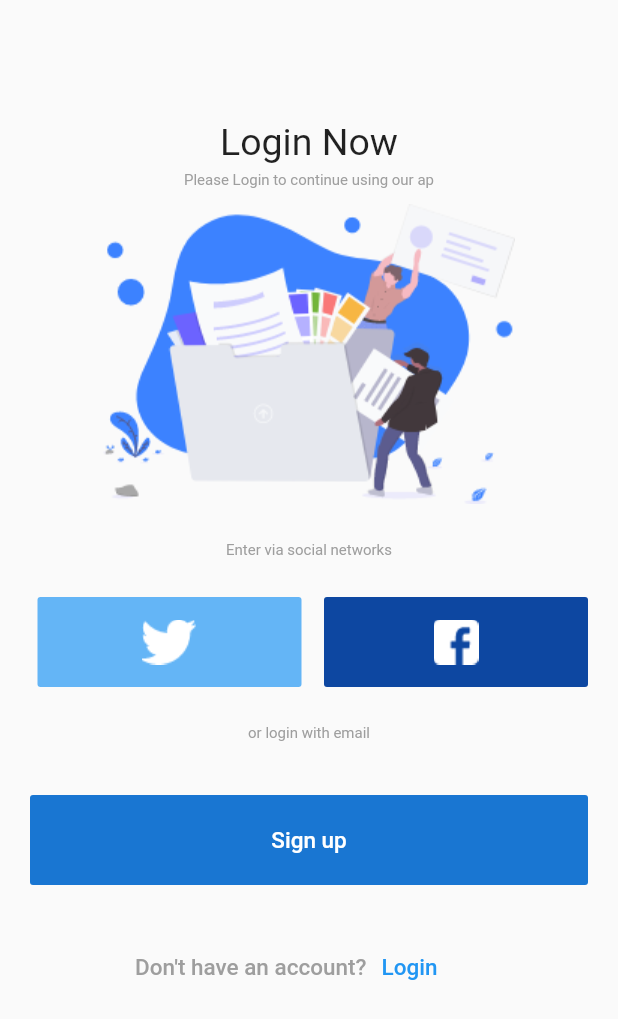
After one commit to tesddev/LoginAndSignupApp, a Flutter app: the screen it shows after launch, after a tap on "Login", on a phone screen of 412 x 824 dp. The commit adds this screen. Shown: the top 1019 px of the screen. Run offline on Flutter 3.47's test engine with Material 2 defaults, Android fonts, the phone set to English and light mode, and no system bars.

Commit message:
linked login page to welcome page

```diff
--- a/lib/main.dart
+++ b/lib/main.dart
@@ -1,146 +1,10 @@
 import 'package:flutter/material.dart';
-
-void main() {
-  runApp(MaterialApp(
-    home: WelcomeScreen(),
-  ));
-}
-
-class WelcomeScreen extends StatelessWidget {
-  @override
-  Widget build(BuildContext context) {
-    return Scaffold(
-      body: Padding(
-        padding: EdgeInsets.fromLTRB(10.0, 80.0, 10.0, 0.0),
-        child: Column(
-          children: <Widget>[
-            Text(
-              'Welcome',
-              style: TextStyle(fontSize: 25.0, fontWeight: FontWeight.normal),
-            ),
-            SizedBox(
-              height: 5.0,
-            ),
-            Text(
-              'Please Login or sign up to continue using our app',
-              style: TextStyle(
-                  fontSize: 10.0,
-                  color: Colors.grey,
-                  fontWeight: FontWeight.normal),
-            ),
-            SizedBox(
-              height: 10.0,
-            ),
-            Center(
-              child: Image(
-                image: AssetImage('assets/homepagePicture.png'),
-                height: 200,
-              ),
-            ),
-            SizedBox(
-              height: 25.0,
-            ),
-            Text(
-              'Enter via social networks',
-              style: TextStyle(
-                  fontSize: 10.0,
-                  color: Colors.grey,
-                  fontWeight: FontWeight.normal),
-            ),
-            SizedBox(
-              height: 15.0,
-            ),
-            Row(
-              children: <Widget>[
-                Expanded(
-                  child: Container(
-                    padding: EdgeInsets.fromLTRB(15, 0.0, 5.0, 0.0),
-                    height: 60.0,
-                    child: FlatButton(
-                      onPressed: () {},
-                      padding: EdgeInsets.all(10.0),
-                      color: Colors.blue[300],
-                      textColor: Colors.white,
-                      child: Image.asset('assets/twitter_icon.png'),
-                    ),
-                  ),
-                ),
-                Expanded(
-                  child: Container(
-                    margin: EdgeInsets.all(10),
-                    height: 60.0,
-                    child: FlatButton(
-                      onPressed: () {},
-                      padding: EdgeInsets.all(10.0),
-                      color: Colors.blue[900],
-                      textColor: Colors.white,
-                      child: Image.asset('assets/facebook_icon.png'),
-                    ),
-                  ),
-                ),
-              ],
-            ),
-            SizedBox(
-              height: 15.0,
-            ),
-            Text(
-              'or login with email',
-              style: TextStyle(
-                  fontSize: 10.0,
-                  color: Colors.grey,
-                  fontWeight: FontWeight.normal),
-            ),
-            SizedBox(
-              height: 25.0,
-            ),
-            Row(
-              children: [
-                Expanded(
-                  child: Container(
-                    margin: EdgeInsets.all(10),
-                    height: 60.0,
-                    child: FlatButton(
-                      onPressed: () {},
-                      padding: EdgeInsets.all(10.0),
-                      color: Colors.blue[700],
-                      textColor: Colors.white,
-                      child: Text("Sign up", style: TextStyle(fontSize: 15)),
-                    ),
-                  ),
-                ),
-              ],
-            ),
-            SizedBox(
-              height: 10.0,
-            ),
-            Row(
-              children: [
-                Container(
-                  margin: EdgeInsets.all(10),
-                  height: 50.0,
-                  child: FlatButton(
-                    onPressed: () {},
-                    padding: EdgeInsets.fromLTRB(70.0, 0.0, 0.0, 0.0),
-                    textColor: Colors.grey,
-                    child: Text("Don't have an account?", style: TextStyle(fontSize: 15)),
-                  ),
-                ),
-                Container(
-                  height: 50.0,
-                  child: FlatButton(
-                    onPressed: () {
-                      Navigator.pushNamed(context, '/login');
-                    },
-                    padding: EdgeInsets.fromLTRB(0.0, 0.0, 60.0, 0.0),
-                    textColor: Colors.blue,
-                    child: Text("Login", style: TextStyle(fontSize: 15)),
-                  ),
-                ),
-              ],
-            ),
-          ],
-        ),
-      ),
-    );
-  }
-}
+import 'pages/welcomeScreen.dart';
+import 'pages/login.dart';
+void main() => runApp(MaterialApp(
+  initialRoute: '/',
+  routes: {
+    '/': (context) => WelcomeScreen(),
+    '/login': (context) => LoginPage(),
+  },
+));
--- /dev/null
+++ b/lib/pages/login.dart
@@ -0,0 +1,143 @@
+import 'package:flutter/material.dart';
+
+class LoginPage extends StatelessWidget {
+  const LoginPage({Key? key}) : super(key: key);
+
+  @override
+  Widget build(BuildContext context) {
+    return Scaffold(
+      body: Padding(
+        padding: EdgeInsets.fromLTRB(10.0, 80.0, 10.0, 0.0),
+        child: Column(
+          children: <Widget>[
+            Text(
+              'Login Now',
+              style: TextStyle(fontSize: 25.0, fontWeight: FontWeight.normal),
+            ),
+            SizedBox(
+            height: 5.0,
+            ),
+            Text(
+            'Please Login to continue using our ap',
+            style: TextStyle(
+            fontSize: 10.0,
+            color: Colors.grey,
+            fontWeight: FontWeight.normal),
+          ),
+            SizedBox(
+            height: 10.0,
+          ),
+            Center(
+            child: Image(
+              image: AssetImage('assets/homepagePicture.png'),
+              height: 200,
+              ),
+          ),
+            SizedBox(
+            height: 25.0,
+          ),
+            Text(
+            'Enter via social networks',
+            style: TextStyle(
+              fontSize: 10.0,
+              color: Colors.grey,
+              fontWeight: FontWeight.normal),
+          ),
+            SizedBox(
+            height: 15.0,
+          ),
+            Row(
+              children: <Widget>[
+                Expanded(
+                  child: Container(
+                    padding: EdgeInsets.fromLTRB(15, 0.0, 5.0, 0.0),
+                    height: 60.0,
+                    child: FlatButton(
+                      onPressed: () {},
+                      padding: EdgeInsets.all(10.0),
+                      color: Colors.blue[300],
+                      textColor: Colors.white,
+                      child: Image.asset('assets/twitter_icon.png'),
+                    ),
+                  ),
+                ),
+                  Expanded(
+                  child: Container(
+                    margin: EdgeInsets.all(10),
+                    height: 60.0,
+                    child: FlatButton(
+                      onPressed: () {},
+                      padding: EdgeInsets.all(10.0),
+                      color: Colors.blue[900],
+                      textColor: Colors.white,
+                      child: Image.asset('assets/facebook_icon.png'),
+                    ),
+                  ),
+                ),
+              ],
+            ),
+            SizedBox(
+              height: 15.0,
+            ),
+            Text(
+              'or login with email',
+              style: TextStyle(
+                fontSize: 10.0,
+                color: Colors.grey,
+                fontWeight: FontWeight.normal
+              ),
+            ),
+            SizedBox(
+              height: 25.0,
+            ),
+            Row(
+              children: [
+                Expanded(
+                  child: Container(
+                    margin: EdgeInsets.all(10),
+                    height: 60.0,
+                    child: FlatButton(
+                      onPressed: () {},
+                      padding: EdgeInsets.all(10.0),
+                      color: Colors.blue[700],
+                      textColor: Colors.white,
+                      child: Text("Sign up", style: TextStyle(fontSize: 15)),
+                    ),
+                  ),
+                ),
+              ],
+            ),
+            SizedBox(
+              height: 10.0,
+            ),
+            Row(
+              children: [
+                Container(
+                  margin: EdgeInsets.all(10),
+                  height: 50.0,
+                  child: FlatButton(
+                    onPressed: () {},
+                    padding: EdgeInsets.fromLTRB(70.0, 0.0, 0.0, 0.0),
+                    textColor: Colors.grey,
+                    child: Text("Don't have an account?", style: TextStyle(fontSize: 15)),
+                  ),
+                ),
+                Container(
+                  height: 50.0,
+                  child: FlatButton(
+                    onPressed: () {
+                      Navigator.pushNamed(context, '/welcomeScreen');
+                    },
+                    padding: EdgeInsets.fromLTRB(0.0, 0.0, 60.0, 0.0),
+                    textColor: Colors.blue,
+                    child: Text("Login", style: TextStyle(fontSize: 15)),
+                  ),
+                ),
+              ],
+            ),
+          ],
+        ),
+      ),
+    );
+  }
+}
--- /dev/null
+++ b/lib/pages/welcomeScreen.dart
@@ -0,0 +1,142 @@
+import 'package:flutter/material.dart';
+
+class WelcomeScreen extends StatelessWidget {
+
+  @override
+  Widget build(BuildContext context) {
+    return Scaffold(
+      body: Padding(
+        padding: EdgeInsets.fromLTRB(10.0, 80.0, 10.0, 0.0),
+        child: Column(
+          children: <Widget>[
+            Text(
+              'Welcome',
+              style: TextStyle(fontSize: 25.0, fontWeight: FontWeight.normal),
+            ),
+            SizedBox(
+              height: 5.0,
+            ),
+            Text(
+              'Please Login or sign up to continue using our app',
+              style: TextStyle(
+              fontSize: 10.0,
+              color: Colors.grey,
+              fontWeight: FontWeight.normal),
+            ),
+            SizedBox(
+              height: 10.0,
+            ),
+            Center(
+              child: Image(
+                image: AssetImage('assets/homepagePicture.png'),
+                height: 200,
+              ),
+            ),
+            SizedBox(
+              height: 25.0,
+            ),
+            Text(
+              'Enter via social networks',
+              style: TextStyle(
+                fontSize: 10.0,
+                color: Colors.grey,
+                fontWeight: FontWeight.normal),
+            ),
+            SizedBox(
+              height: 15.0,
+            ),
+            Row(
+              children: <Widget>[
+                Expanded(
+                  child: Container(
+                    padding: EdgeInsets.fromLTRB(15, 0.0, 5.0, 0.0),
+                    height: 60.0,
+                    child: FlatButton(
+                      onPressed: () {},
+                      padding: EdgeInsets.all(10.0),
+                      color: Colors.blue[300],
+                      textColor: Colors.white,
+                      child: Image.asset('assets/twitter_icon.png'),
+                    ),
+                  ),
+                ),
+                Expanded(
+                  child: Container(
+                    margin: EdgeInsets.all(10),
+                    height: 60.0,
+                    child: FlatButton(
+                      onPressed: () {},
+                      padding: EdgeInsets.all(10.0),
+                      color: Colors.blue[900],
+                      textColor: Colors.white,
+                      child: Image.asset('assets/facebook_icon.png'),
+                    ),
+                  ),
+                ),
+              ],
+            ),
+            SizedBox(
+              height: 15.0,
+            ),
+            Text(
+              'or login with email',
+              style: TextStyle(
+                fontSize: 10.0,
+                color: Colors.grey,
+                fontWeight: FontWeight.normal
+              ),
+            ),
+            SizedBox(
+              height: 25.0,
+            ),
+            Row(
+              children: [
+               Expanded(
+                child: Container(
+                  margin: EdgeInsets.all(10),
+                  height: 60.0,
+                  child: FlatButton(
+                    onPressed: () {},
+                    padding: EdgeInsets.all(10.0),
+                    color: Colors.blue[700],
+                    textColor: Colors.white,
+                  child: Text("Sign up", style: TextStyle(fontSize: 15)),
+                  ),
+                ),
+               ),
+              ],
+            ),
+            SizedBox(
+              height: 10.0,
+            ),
+            Row(
+              children: [
+                Container(
+                  margin: EdgeInsets.all(10),
+                  height: 50.0,
+                  child: FlatButton(
+                    onPressed: () {},
+                    padding: EdgeInsets.fromLTRB(70.0, 0.0, 0.0, 0.0),
+                    textColor: Colors.grey,
+                    child: Text("Don't have an account?", style: TextStyle(fontSize: 15)),
+                  ),
+                ),
+                Container(
+                  height: 50.0,
+                  child: FlatButton(
+                    onPressed: () {
+                      Navigator.pushNamed(context, '/login');
+                    },
+                    padding: EdgeInsets.fromLTRB(0.0, 0.0, 60.0, 0.0),
+                    textColor: Colors.blue,
+                    child: Text("Login", style: TextStyle(fontSize: 15)),
+                  ),
+                ),
+              ],
+            ),
+          ],
+        ),
+      ),
+    );
+  }
+}
```
Also changed, not shown: 1 other file.
